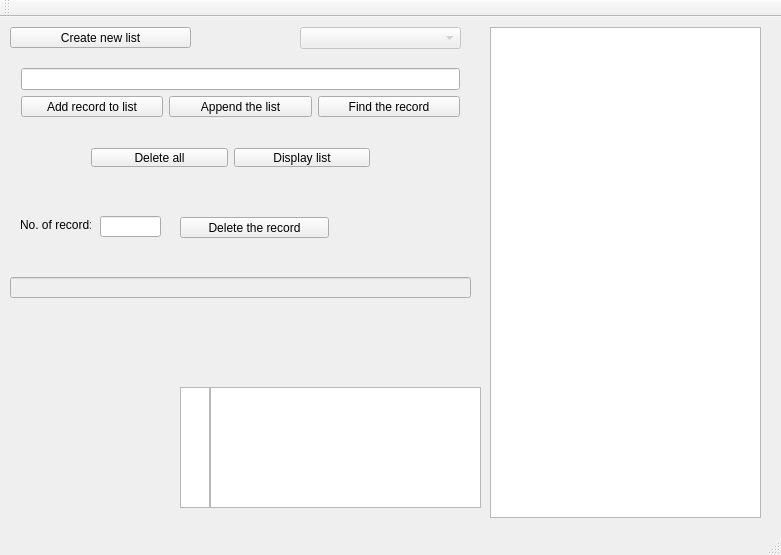
First picture: the form in mainwindow.ui, repository LaVestima/tcs-oop-ex1, before the edit.
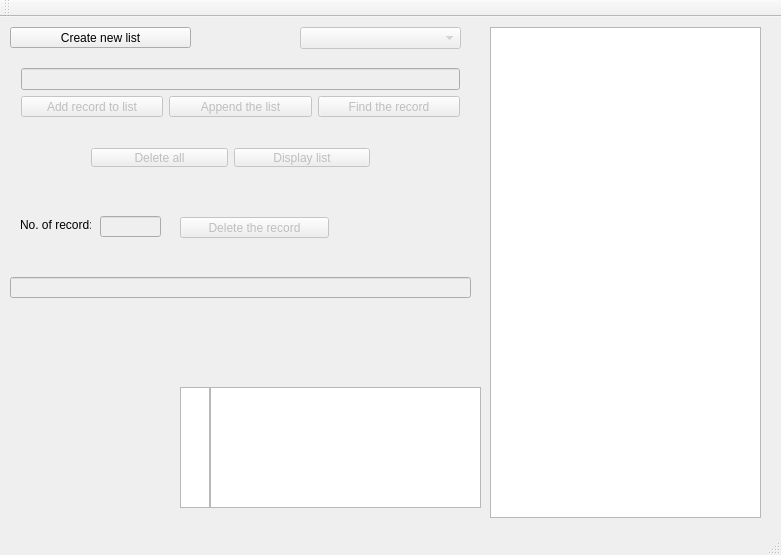
Second picture: the form after the edit.

Commit message: Working deleteRecord, gui elements become enabled when list created

Diff of the .ui file:
```diff
--- a/mainwindow.ui
+++ b/mainwindow.ui
@@ -75,6 +75,9 @@
     <layout class="QVBoxLayout" name="verticalLayout">
      <item>
       <widget class="QLineEdit" name="listMainLineEdit">
+       <property name="enabled">
+        <bool>false</bool>
+       </property>
        <property name="text">
         <string/>
        </property>
@@ -84,6 +87,9 @@
       <layout class="QHBoxLayout" name="horizontalLayout">
        <item>
         <widget class="QPushButton" name="addRecordButton">
+         <property name="enabled">
+          <bool>false</bool>
+         </property>
          <property name="text">
           <string>Add record to list</string>
          </property>
@@ -91,6 +97,9 @@
        </item>
        <item>
         <widget class="QPushButton" name="appendRecordButton">
+         <property name="enabled">
+          <bool>false</bool>
+         </property>
          <property name="text">
           <string>Append the list</string>
          </property>
@@ -98,6 +107,9 @@
        </item>
        <item>
         <widget class="QPushButton" name="findRecordButton">
+         <property name="enabled">
+          <bool>false</bool>
+         </property>
          <property name="text">
           <string>Find the record</string>
          </property>
@@ -119,6 +131,9 @@
     <layout class="QGridLayout" name="gridLayout">
      <item row="0" column="0">
       <widget class="QPushButton" name="deleteAllButton">
+       <property name="enabled">
+        <bool>false</bool>
+       </property>
        <property name="text">
         <string>Delete all</string>
        </property>
@@ -126,6 +141,9 @@
      </item>
      <item row="0" column="1">
       <widget class="QPushButton" name="displayListButton">
+       <property name="enabled">
+        <bool>false</bool>
+       </property>
        <property name="text">
         <string>Display list</string>
        </property>
@@ -192,6 +210,9 @@
     </property>
    </widget>
    <widget class="QLineEdit" name="recordDeleteIdLineEdit">
+    <property name="enabled">
+     <bool>false</bool>
+    </property>
     <property name="geometry">
      <rect>
       <x>100</x>
@@ -215,6 +236,9 @@
     </property>
    </widget>
    <widget class="QPushButton" name="deleteRecordButton">
+    <property name="enabled">
+     <bool>false</bool>
+    </property>
     <property name="geometry">
      <rect>
       <x>180</x>
```
The commit also changes 2 other files.
